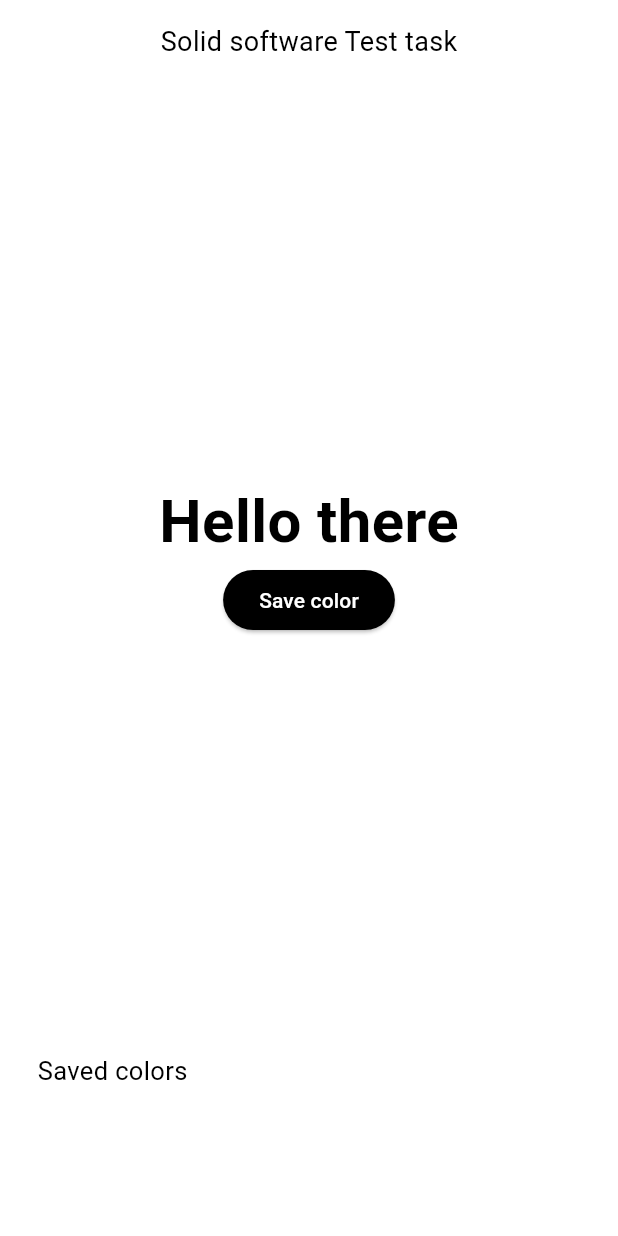
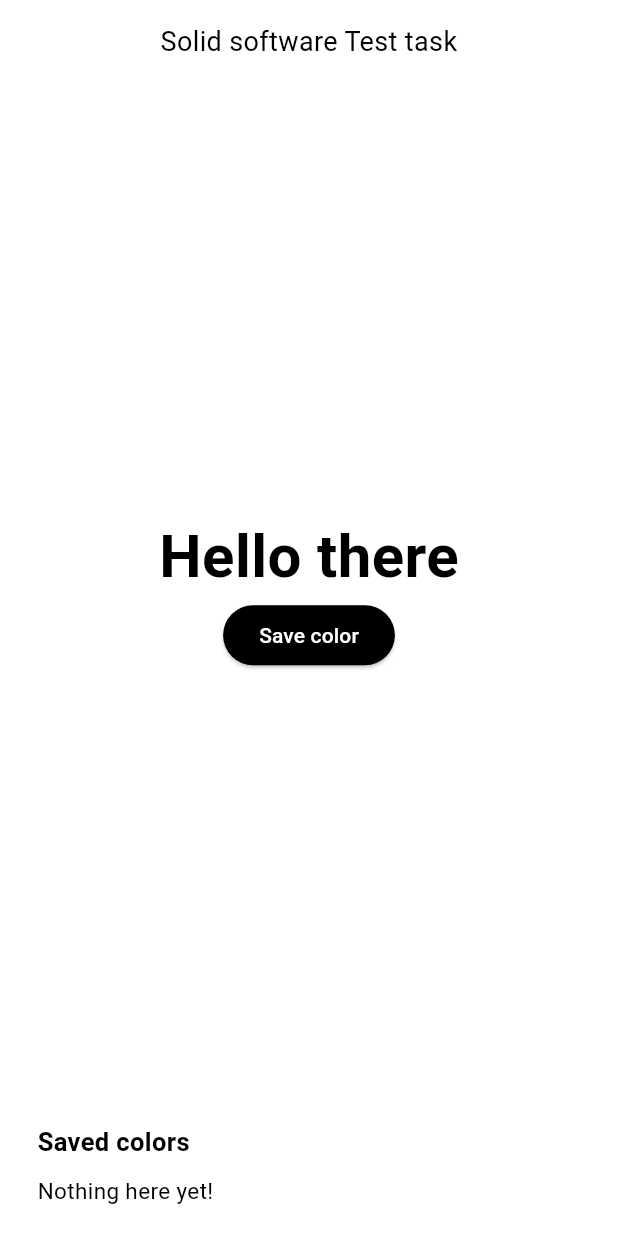
Before and after one commit to kamennova/solid-test-task, a Flutter app: the screen it shows after launch, after a tap on "Save color", after a tap on "Delete from lib", on a phone screen of 412 x 824 dp. Run offline on Flutter 3.47's test engine with Material 3 defaults, Android fonts, the phone set to English and light mode, and no system bars; our stand-ins replace shared_preferences.

Commit message:
move things to provider

```diff
--- /dev/null
+++ b/lib/AppState.dart
@@ -0,0 +1,35 @@
+import 'dart:collection';
+
+import 'package:flutter/material.dart';
+import 'package:solid_test_task/storage/prefsStorage.dart';
+
+class AppState extends ChangeNotifier {
+  static const Color DefaultColor = Colors.white;
+  Color _color = DefaultColor;
+
+  final List<Color> _saved = [];
+
+  Color get color => _color;
+
+  UnmodifiableListView<Color> get saved => UnmodifiableListView(_saved);
+
+  void setCurrColor(Color upd) {
+    _color = upd;
+    PrefStorage.instance.saveLastColor(color);
+    notifyListeners();
+  }
+
+  void saveCurrColor() {
+    if (_saved.contains(_color)) return;
+
+    _saved.add(_color);
+    notifyListeners();
+  }
+
+  void deleteFromSaved(Color color) {
+    _saved.remove(color);
+    PrefStorage.instance.deleteColorFromLib(color);
+
+    notifyListeners();
+  }
+}
--- a/lib/main.dart
+++ b/lib/main.dart
@@ -1,4 +1,6 @@
 import 'package:flutter/material.dart';
+import 'package:provider/provider.dart';
+import 'package:solid_test_task/AppState.dart';
 import 'package:solid_test_task/widgets/ColorScreen.dart';
 
 void main() {
@@ -15,7 +17,9 @@ class MyApp extends StatelessWidget {
       theme: ThemeData(
         colorScheme: ColorScheme.fromSeed(seedColor: Colors.deepPurple),
       ),
-      home: const ColorScreen()
+      home: ChangeNotifierProvider(
+          create: (_) => AppState(),
+          child: const ColorScreen())
     );
   }
 }
--- a/lib/widgets/ColorActions.dart
+++ b/lib/widgets/ColorActions.dart
@@ -1,32 +1,25 @@
 import 'package:flutter/material.dart';
+import 'package:provider/provider.dart';
+import 'package:solid_test_task/AppState.dart';
 import 'package:solid_test_task/utils.dart';
 
 class ColorActions extends StatelessWidget {
-  final List<Color> saved;
-  final Color curr;
-  final Function() onDelete;
-  final Function() onSave;
-
-  const ColorActions({
-    super.key,
-    required this.onSave,
-    required this.onDelete,
-    required this.saved,
-    required this.curr,
-  });
+  const ColorActions({super.key});
 
   @override
   Widget build(BuildContext context) {
-    final contrastColor = getContrastColor(curr);
+    return Consumer<AppState>(
+      builder: (_, state, __) {
+        final contrastColor = getContrastColor(state.color);
 
-    if (saved.contains(curr)) {
+        if (state.saved.contains(state.color)) {
           return Row(
             mainAxisSize: MainAxisSize.min,
             children: [
-          _SavedBadge(color: curr),
+              _SavedBadge(color: state.color),
               const SizedBox(width: 5),
               TextButton(
-            onPressed: onDelete,
+                onPressed: () => state.deleteFromSaved(state.color),
                 child: Text(
                   "Delete from lib",
                   style: TextStyle(color: contrastColor, fontSize: 17),
@@ -38,11 +31,16 @@ class ColorActions extends StatelessWidget {
 
         return ElevatedButton(
           style: ElevatedButton.styleFrom(backgroundColor: contrastColor),
-      onPressed: onSave,
+          onPressed: Provider.of<AppState>(
+            context,
+            listen: false,
+          ).saveCurrColor,
           child: Text(
             "Save color",
             style: TextStyle(color: getContrastColor(contrastColor)),
           ),
+        );
+      },
     );
   }
 }
@@ -57,14 +55,17 @@ class _SavedBadge extends StatelessWidget {
     return Container(
       padding: const EdgeInsets.fromLTRB(7, 3, 10, 3),
       decoration: BoxDecoration(
-        color: getContrastColor(color),
+        color: getContrastColor(context.watch<AppState>().color),
         borderRadius: BorderRadius.circular(10),
       ),
       child: Row(
         children: [
-          Icon(Icons.check, color: color, size: 18),
+          Icon(Icons.check, color: context.watch<AppState>().color, size: 18),
           const SizedBox(width: 4),
-          Text("Saved", style: TextStyle(color: color)),
+          Text(
+            "Saved",
+            style: TextStyle(color: context.watch<AppState>().color),
+          ),
         ],
       ),
     );
--- a/lib/widgets/ColorScreen.dart
+++ b/lib/widgets/ColorScreen.dart
@@ -1,8 +1,10 @@
 import 'package:flutter/material.dart';
+import 'package:provider/provider.dart';
+import 'package:solid_test_task/AppState.dart';
 import 'package:solid_test_task/storage/prefsStorage.dart';
 import 'package:solid_test_task/utils.dart';
 import 'package:solid_test_task/widgets/ColorActions.dart';
-import 'package:solid_test_task/widgets/ColorSplash.dart';
+import 'package:solid_test_task/widgets/ColorsLib.dart';
 
 class ColorScreen extends StatefulWidget {
   const ColorScreen({super.key});
@@ -12,9 +14,6 @@ class ColorScreen extends StatefulWidget {
 }
 
 class _ScreenState extends State<ColorScreen> {
-  late Color _color = _DefaultColor;
-  List<Color> _saved = [];
-
   static const _DefaultColor = Colors.white;
 
   @override
@@ -26,58 +25,33 @@ class _ScreenState extends State<ColorScreen> {
   Future<void> _loadFromStorage() async {
     final Color last =
         await PrefStorage.instance.getLastColor() ?? _DefaultColor;
-    _setColor(last);
 
-    final List<Color> lib = await PrefStorage.instance.getSavedColors();
-    setState(() {
-      _saved = lib;
-    });
-  }
-
-  void _setColor(Color color) {
-    PrefStorage.instance.saveLastColor(color);
-
-    setState(() {
-      _color = color;
-    });
-  }
-
-  void _onSaveCurrColor() {
-    setState(() {
-      _saved = [..._saved, _color];
-    });
-    PrefStorage.instance.saveColorToLib(_color);
-  }
-
-  void _onDeleteColor(Color color) {
-    PrefStorage.instance.getSavedColors();
-    setState(() {
-      _saved = _saved.where((c) => c != color).toList();
-    });
-    PrefStorage.instance.deleteColorFromLib(color);
+    Provider.of<AppState>(context, listen: false).setCurrColor(last);
   }
 
   @override
   Widget build(BuildContext context) {
-    final Color contrastColor = getContrastColor(_color);
-    const double _SplashSize = 60;
+    return Consumer<AppState>(
+      builder: (_, s, __) {
+        final Color contrastColor = getContrastColor(s.color);
 
         return Scaffold(
           body: GestureDetector(
-        onTap: () => _setColor(getRandomColor()),
+            onTap: () => s.setCurrColor(getRandomColor()),
             child: AnimatedContainer(
               duration: const Duration(milliseconds: 300),
               curve: Curves.easeInOut,
-
-          color: _color,
+              color: s.color,
               child: SafeArea(
                 child: Column(
                   mainAxisAlignment: MainAxisAlignment.spaceBetween,
+                  crossAxisAlignment: CrossAxisAlignment.stretch,
                   children: <Widget>[
                     Padding(
                       padding: const EdgeInsets.only(top: 15),
                       child: Text(
                         "Solid software Test task",
+                        textAlign: TextAlign.center,
                         style: TextStyle(color: contrastColor, fontSize: 18),
                       ),
                     ),
@@ -92,57 +66,13 @@ class _ScreenState extends State<ColorScreen> {
                             color: contrastColor,
                           ),
                         ),
-                    ColorActions(
-                      onSave: _onSaveCurrColor,
-                      onDelete: () => _onDeleteColor(_color),
-                      saved: _saved,
-                      curr: _color,
-                    ),
+                        const ColorActions(),
                       ],
                     ),
 
                     Padding(
                       padding: const EdgeInsets.only(bottom: 20),
-                  child: Column(
-                    crossAxisAlignment: CrossAxisAlignment.start,
-                    children: [
-                      Padding(
-                        padding: const EdgeInsets.only(left: 25, bottom: 10),
-                        child: Text(
-                          "Saved colors",
-                          style: TextStyle(fontSize: 17, color: contrastColor),
-                        ),
-                      ),
-
-                      SizedBox(
-                        height: _SplashSize + 8,
-                        child: Row(
-                          children: [
-                            Expanded(
-                              child: ListView.builder(
-                                scrollDirection: Axis.horizontal,
-                                padding: const EdgeInsets.symmetric(
-                                  horizontal: 20,
-                                ),
-
-                                itemBuilder: (_, index) {
-                                  final Color item = _saved[index];
-
-                                  return ColorsLibItem(
-                                    currColor: _color,
-                                    size: _SplashSize,
-                                    color: item,
-                                    onSelect: _setColor,
-                                  );
-                                },
-                                itemCount: _saved.length,
-                              ),
-                            ),
-                          ],
-                        ),
-                      ),
-                    ],
-                  ),
+                      child: ColorsLib(),
                     ),
                   ],
                 ),
@@ -150,5 +80,7 @@ class _ScreenState extends State<ColorScreen> {
             ),
           ),
         );
+      },
+    );
   }
 }
--- a/lib/widgets/ColorSplash.dart
+++ /dev/null
@@ -1,67 +0,0 @@
-import 'package:flutter/material.dart';
-import 'package:solid_test_task/utils.dart';
-
-class ColorsLibItem extends StatelessWidget {
-  final Color color;
-  final Function(Color) onSelect;
-  final double size;
-  final Color currColor;
-
-  const ColorsLibItem({
-    required this.currColor,
-    required this.size,
-    required this.color,
-    required this.onSelect,
-    super.key,
-  });
-
-  @override
-  Widget build(BuildContext context) {
-    bool isSelected = currColor == color;
-    final contrastColor = getContrastColor(currColor);
-
-    return Padding(
-      padding: const EdgeInsets.only(right: 13, bottom: 4, top: 4),
-      child: InkWell(
-        onTap: () => onSelect(color),
-        child: Stack(
-          alignment: Alignment.center,
-          children: [
-            Container(
-              width: size,
-              height: size,
-
-              decoration: BoxDecoration(
-                color: color,
-
-                boxShadow: [
-                  BoxShadow(
-                    color: Colors.grey.shade500,
-                    spreadRadius: 2,
-                    blurRadius: 2,
-                  ),
-                ],
-                borderRadius: BorderRadius.circular(15),
-                border: Border.all(width: 5, color: contrastColor),
-              ),
-            ),
-
-            if (isSelected)
-              Container(
-                width: 25,
-
-                height: 25,
-                decoration: BoxDecoration(
-                  color: getContrastColor(color).withOpacity(0.5),
-                  borderRadius: BorderRadius.circular(20),
-                ),
-                child: Icon(Icons.check, color: color, size: 17),
-              )
-            else
-              const SizedBox.shrink(),
-          ],
-        ),
-      ),
-    );
-  }
-}
--- /dev/null
+++ b/lib/widgets/ColorsLib.dart
@@ -0,0 +1,122 @@
+import 'package:flutter/material.dart';
+import 'package:provider/provider.dart';
+import 'package:solid_test_task/AppState.dart';
+import 'package:solid_test_task/utils.dart';
+
+class ColorsLib extends StatelessWidget {
+  @override
+  Widget build(BuildContext context) {
+    const double _SplashSize = 60;
+
+    return Consumer<AppState>(
+      builder: (_, s, __) {
+        final Color contrastColor = getContrastColor(s.color);
+
+        return Column(
+          crossAxisAlignment: CrossAxisAlignment.start,
+          children: [
+            Padding(
+              padding: const EdgeInsets.only(left: 25, bottom: 10),
+              child: Text(
+                "Saved colors",
+                style: TextStyle(
+                  fontSize: 17,
+                  fontWeight: FontWeight.bold,
+                  color: contrastColor,
+                ),
+              ),
+            ),
+
+            if (s.saved.isEmpty)
+              Padding(
+                padding: const EdgeInsets.only(left: 25),
+                child: Text("Nothing here yet!",
+                    style: TextStyle(color: contrastColor, fontSize: 15)),
+              )
+            else
+              SizedBox(
+                height: _SplashSize + 8,
+                child: Row(
+                  children: [
+                    Expanded(
+                      child: ListView.builder(
+                        scrollDirection: Axis.horizontal,
+                        padding: const EdgeInsets.symmetric(horizontal: 20),
+
+                        itemBuilder: (_, index) {
+                          final Color item = s.saved[index];
+
+                          return ColorsLibItem(size: _SplashSize, color: item);
+                        },
+                        itemCount: s.saved.length,
+                      ),
+                    ),
+                  ],
+                ),
+              ),
+          ],
+        );
+      },
+    );
+  }
+}
+
+class ColorsLibItem extends StatelessWidget {
+  final Color color;
+  final double size;
+
+  const ColorsLibItem({required this.size, required this.color, super.key});
+
+  @override
+  Widget build(BuildContext context) {
+    return Consumer<AppState>(
+      builder: (_, s, __) {
+        final Color contrastColor = getContrastColor(s.color);
+        final bool isSelected = s.color == color;
+
+        return Padding(
+          padding: const EdgeInsets.only(right: 13, bottom: 4, top: 4),
+          child: InkWell(
+            onTap: () => s.setCurrColor(color),
+            child: Stack(
+              alignment: Alignment.center,
+              children: [
+                Container(
+                  width: size,
+                  height: size,
+
+                  decoration: BoxDecoration(
+                    color: color,
+
+                    boxShadow: [
+                      BoxShadow(
+                        color: Colors.grey.shade500,
+                        spreadRadius: 2,
+                        blurRadius: 2,
+                      ),
+                    ],
+                    borderRadius: BorderRadius.circular(15),
+                    border: Border.all(width: 5, color: contrastColor),
+                  ),
+                ),
+
+                if (isSelected)
+                  Container(
+                    width: 25,
+                    height: 25,
+                    decoration: BoxDecoration(
+                      color: getContrastColor(color).withOpacity(0.5),
+                      borderRadius: BorderRadius.circular(20),
+                    ),
+                    child: Icon(Icons.check, color: color, size: 17),
+                  )
+                else
+                  const SizedBox.shrink(),
+              ],
+            ),
+          ),
+        );
+      },
+    );
+  }
+}
--- a/pubspec.yaml
+++ b/pubspec.yaml
@@ -35,6 +35,7 @@ dependencies:
   # Use with the CupertinoIcons class for iOS style icons.
   cupertino_icons: ^1.0.8
   shared_preferences: ^2.5.3
+  provider: ^6.1.5
 
 dev_dependencies:
   flutter_test:
```
Also changed, not shown: pubspec.lock. Lines whose indentation alone changed are shown as unchanged.
